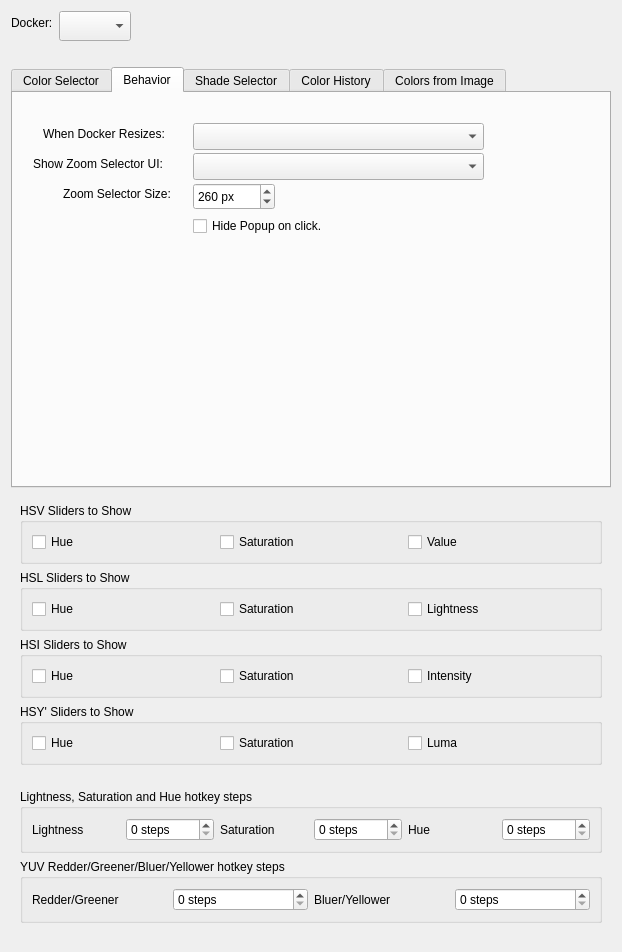
Old version of the form plugins/extensions/dockers/advancedcolorselector/wdg_color_selector_settings.ui in the repository KDE/krita.
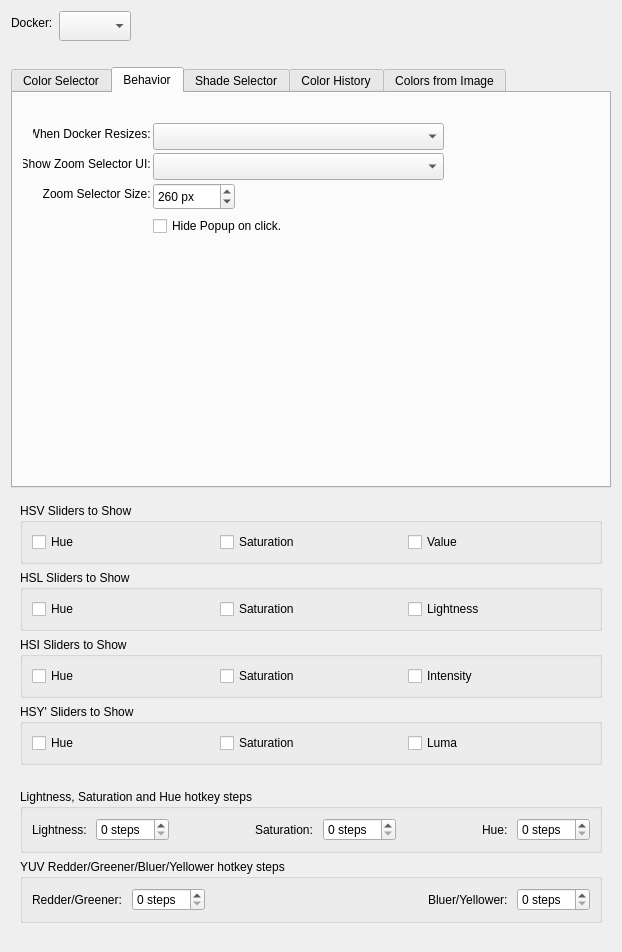
New version of the form. The open tabs and pages were chosen to show the change. Custom widgets are drawn as their Qt base class.

Commit message: UI - better alignment and separation for input fields in color selector settings

```diff
--- a/plugins/extensions/dockers/advancedcolorselector/wdg_color_selector_settings.ui
+++ b/plugins/extensions/dockers/advancedcolorselector/wdg_color_selector_settings.ui
@@ -348,7 +348,7 @@
        </property>
        <property name="geometry">
         <rect>
-         <x>180</x>
+         <x>140</x>
          <y>30</y>
          <width>291</width>
          <height>27</height>
@@ -358,7 +358,7 @@
       <widget class="QComboBox" name="zoomSelectorOptionComboBox">
        <property name="geometry">
         <rect>
-         <x>180</x>
+         <x>140</x>
          <y>60</y>
          <width>291</width>
          <height>27</height>
@@ -368,49 +368,58 @@
       <widget class="QLabel" name="label_3">
        <property name="geometry">
         <rect>
-         <x>30</x>
+         <x>20</x>
          <y>30</y>
-         <width>151</width>
+         <width>121</width>
          <height>21</height>
         </rect>
        </property>
+       <property name="layoutDirection">
+        <enum>Qt::LeftToRight</enum>
+       </property>
        <property name="text">
-        <string>When Docker Resizes:</string>
+        <string>When Docker Resizes: </string>
+       </property>
+       <property name="alignment">
+        <set>Qt::AlignRight|Qt::AlignTrailing|Qt::AlignVCenter</set>
        </property>
       </widget>
       <widget class="QLabel" name="label_5">
        <property name="geometry">
         <rect>
-         <x>20</x>
+         <x>10</x>
          <y>60</y>
-         <width>161</width>
+         <width>131</width>
          <height>21</height>
         </rect>
        </property>
        <property name="text">
-        <string>Show Zoom Selector UI:</string>
+        <string>Show Zoom Selector UI: </string>
+       </property>
+       <property name="alignment">
+        <set>Qt::AlignRight|Qt::AlignTrailing|Qt::AlignVCenter</set>
        </property>
       </widget>
       <widget class="QLabel" name="label_11">
        <property name="geometry">
         <rect>
-         <x>50</x>
+         <x>30</x>
          <y>90</y>
-         <width>131</width>
+         <width>111</width>
          <height>21</height>
         </rect>
        </property>
        <property name="text">
-        <string>Zoom Selector Size:</string>
+        <string>Zoom Selector Size: </string>
        </property>
        <property name="alignment">
-        <set>Qt::AlignLeading|Qt::AlignLeft|Qt::AlignVCenter</set>
+        <set>Qt::AlignRight|Qt::AlignTrailing|Qt::AlignVCenter</set>
        </property>
       </widget>
       <widget class="QSpinBox" name="popupSize">
        <property name="geometry">
         <rect>
-         <x>180</x>
+         <x>140</x>
          <y>90</y>
          <width>82</width>
          <height>27</height>
@@ -435,7 +444,7 @@
       <widget class="QCheckBox" name="hidePopupOnClickCheck">
        <property name="geometry">
         <rect>
-         <x>180</x>
+         <x>140</x>
          <y>120</y>
          <width>161</width>
          <height>26</height>
@@ -1364,7 +1373,7 @@
          <item>
           <widget class="QLabel" name="label_8">
            <property name="text">
-            <string>Lightness</string>
+            <string>Lightness: </string>
            </property>
           </widget>
          </item>
@@ -1375,10 +1384,23 @@
            </property>
           </widget>
          </item>
+         <item>
+          <spacer name="horizontalSpacer">
+           <property name="orientation">
+            <enum>Qt::Horizontal</enum>
+           </property>
+           <property name="sizeHint" stdset="0">
+            <size>
+             <width>40</width>
+             <height>20</height>
+            </size>
+           </property>
+          </spacer>
+         </item>
          <item>
           <widget class="QLabel" name="label_13">
            <property name="text">
-            <string>Saturation</string>
+            <string>Saturation: </string>
            </property>
           </widget>
          </item>
@@ -1389,10 +1411,23 @@
            </property>
           </widget>
          </item>
+         <item>
+          <spacer name="horizontalSpacer_2">
+           <property name="orientation">
+            <enum>Qt::Horizontal</enum>
+           </property>
+           <property name="sizeHint" stdset="0">
+            <size>
+             <width>40</width>
+             <height>20</height>
+            </size>
+           </property>
+          </spacer>
+         </item>
          <item>
           <widget class="QLabel" name="label_17">
            <property name="text">
-            <string>Hue</string>
+            <string>Hue: </string>
            </property>
           </widget>
          </item>
@@ -1415,7 +1450,7 @@
          <item>
           <widget class="QLabel" name="label_18">
            <property name="text">
-            <string>Redder/Greener</string>
+            <string>Redder/Greener: </string>
            </property>
           </widget>
          </item>
@@ -1426,10 +1461,23 @@
            </property>
           </widget>
          </item>
+         <item>
+          <spacer name="horizontalSpacer_3">
+           <property name="orientation">
+            <enum>Qt::Horizontal</enum>
+           </property>
+           <property name="sizeHint" stdset="0">
+            <size>
+             <width>40</width>
+             <height>20</height>
+            </size>
+           </property>
+          </spacer>
+         </item>
          <item>
           <widget class="QLabel" name="label_19">
            <property name="text">
-            <string>Bluer/Yellower</string>
+            <string>Bluer/Yellower: </string>
            </property>
           </widget>
          </item>
```
Left out of the diff: 52 changed lines with no effect on the pictures.
